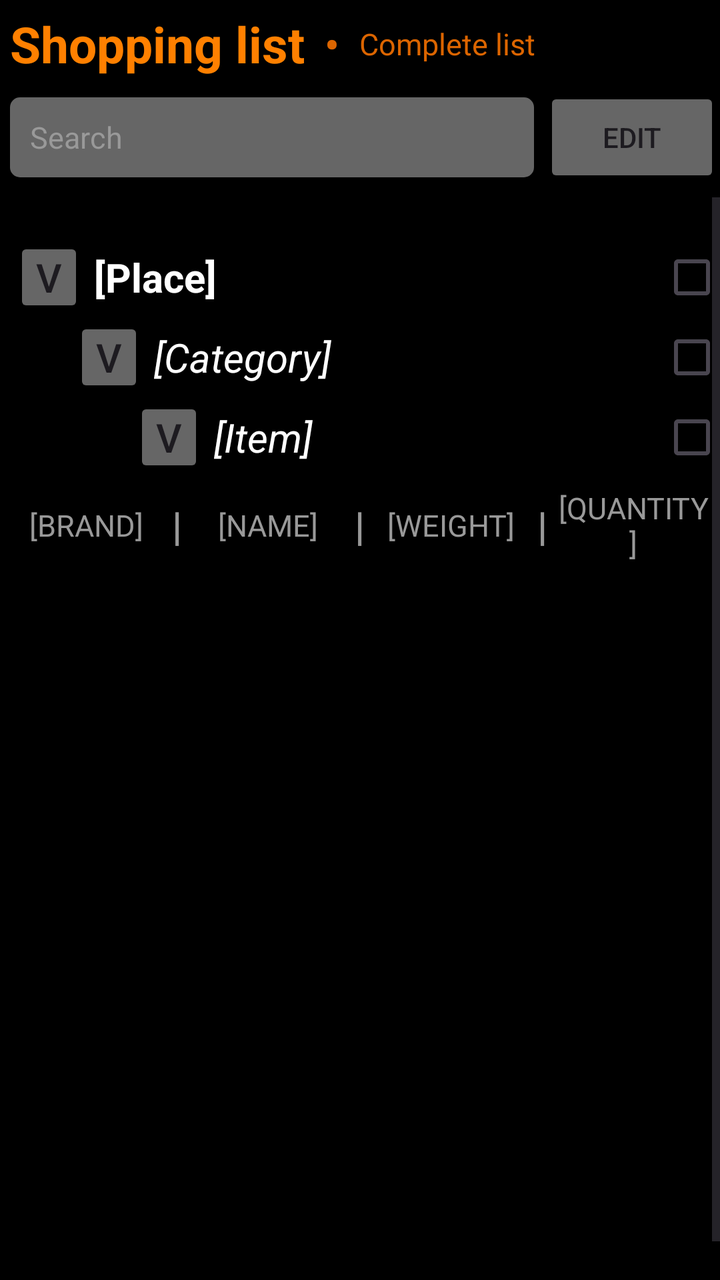
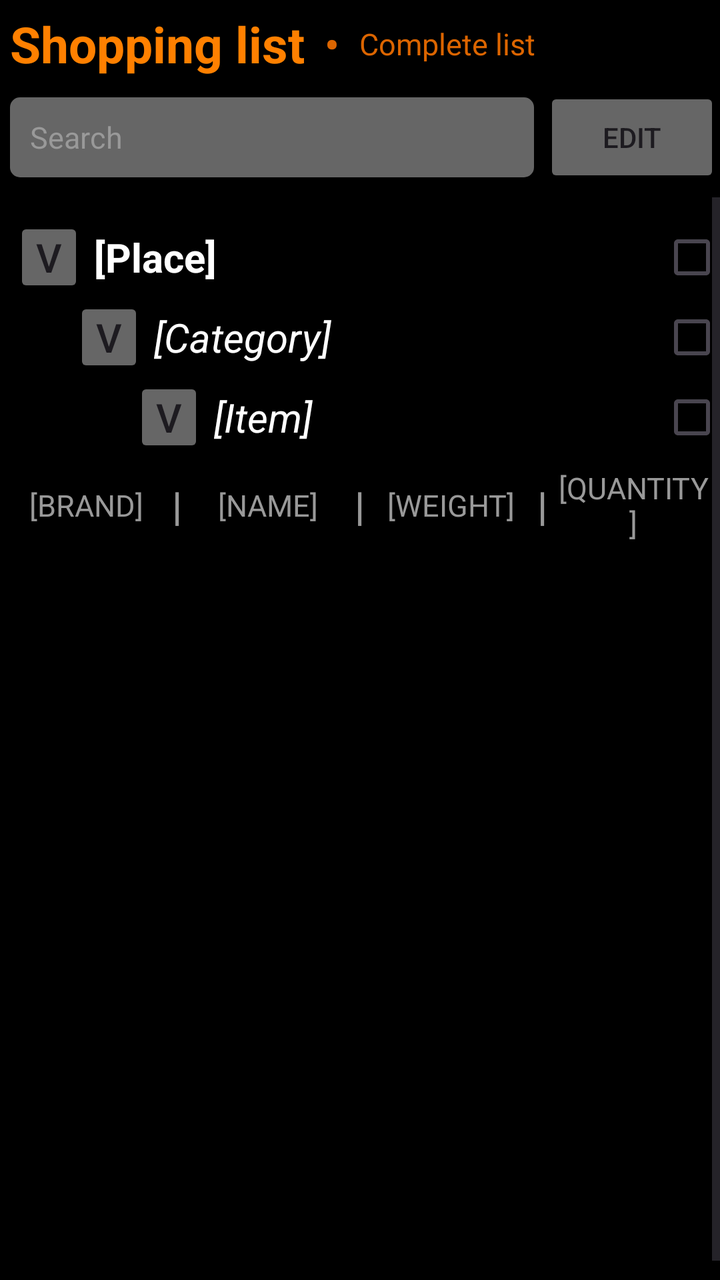

The first picture is an Android layout as it rendered before a commit; the second is the same layout after the commit. The layout source and the unified diff follow.
<!-- AndroidManifest.xml: application theme Theme.Money -->
<!-- res/layout/shopping.xml -->
<?xml version="1.0" encoding="utf-8"?>
<androidx.constraintlayout.widget.ConstraintLayout
    xmlns:android="http://schemas.android.com/apk/res/android"
    xmlns:app="http://schemas.android.com/apk/res-auto"
    android:layout_width="match_parent"
    android:layout_height="match_parent"
    android:background="@color/black">

    <LinearLayout
        android:id="@+id/top_section"

        android:gravity="start"
        android:layout_width="match_parent"
        android:layout_height="wrap_content"
        android:orientation="vertical"
        app:layout_constraintStart_toStartOf="parent"
        app:layout_constraintEnd_toEndOf="parent"
        app:layout_constraintTop_toTopOf="parent">

        <LinearLayout
            android:id="@+id/action_bar"
            android:gravity="center"
            android:layout_height="wrap_content"
            android:layout_width="wrap_content"
            android:orientation="horizontal"
            app:layout_constraintStart_toStartOf="parent"
            app:layout_constraintTop_toTopOf="parent">

            <TextView
                android:id="@+id/a_shopping"
                android:text="@string/a_shopping"

                android:layout_width="wrap_content"
                android:layout_height="wrap_content"
                android:padding="5dp"
                android:textColor="#ff8000"
                android:textSize="25sp"
                android:textStyle="bold"/>

            <TextView
                android:text="@string/a_separator"

                android:layout_height="wrap_content"
                android:layout_width="wrap_content"
                android:padding="5dp"
                android:textColor="#dc6500"
                android:textSize="20sp"
                android:textStyle="bold"/>

            <TextView
                android:id="@+id/a_complete"
                android:text="@string/a_complete"

                android:layout_height="wrap_content"
                android:layout_width="wrap_content"
                android:padding="5dp"
                android:textColor="#dc6500"
                android:textSize="15sp"
                android:clickable="true"
                android:focusable="true"/>
        </LinearLayout>

        <LinearLayout
            android:id="@+id/search_bar"

            android:gravity="center"
            android:layout_width="match_parent"
            android:layout_height="wrap_content"
            android:orientation="horizontal"
            android:paddingBottom="5dp">

            <EditText
                android:id="@+id/a_search"
                android:background="@drawable/search_background"
                android:hint="@string/a_search"

                android:layout_width="0dp"
                android:layout_height="40dp"
                android:layout_weight="1"
                android:layout_marginStart="5dp"
                android:layout_marginEnd="5dp"
                android:padding="10dp"
                android:importantForAutofill="no"
                android:inputType="text"
                android:textColorHint="#999999"
                android:textColor="#FFFFFF"
                android:textSize="15sp"/>

            <androidx.appcompat.widget.AppCompatButton
                android:id="@+id/c_edit"
                android:text="@string/c_edit"

                android:layout_width="wrap_content"
                android:layout_height="50dp"
                android:backgroundTint="#666666"/>
        </LinearLayout>
    </LinearLayout>

    <ScrollView
        android:id="@+id/scroll_view"

        android:layout_width="match_parent"
        android:layout_height="0dp"
        android:layout_marginTop="0dp"
        android:fillViewport="true"

        app:layout_constraintTop_toBottomOf="@id/top_section"
        app:layout_constraintBottom_toBottomOf="parent"
        app:layout_constraintStart_toStartOf="parent"
        app:layout_constraintEnd_toEndOf="parent">

        <LinearLayout
            android:id="@+id/scroll"

            android:layout_width="match_parent"
            android:layout_height="wrap_content"
            android:orientation="vertical"
            android:layout_marginTop="20dp"
            android:fillViewport="true"

            app:layout_constraintTop_toBottomOf="@id/top_section">


        <LinearLayout
                android:id="@+id/group"

                android:layout_width="match_parent"
                android:layout_height="wrap_content"
                android:orientation="vertical">

                <LinearLayout
                    android:id="@+id/place_section"

                    android:layout_width="match_parent"
                    android:layout_height="wrap_content"
                    android:orientation="vertical">

                    <LinearLayout
                        android:id="@+id/place_bar"

                        android:layout_width="match_parent"
                        android:layout_height="wrap_content"
                        android:orientation="horizontal"
                        android:layout_marginStart="7dp">

                        <androidx.appcompat.widget.AppCompatButton
                            android:id="@+id/a_p_expand"

                            android:layout_width="35dp"
                            android:layout_height="40dp"
                            android:backgroundTint="#666666"
                            android:text="@string/a_p_expand"
                            android:textSize="20sp"
                            android:textColor="#1d1b20"
                            android:padding="0dp"
                            android:insetTop="0dp"
                            android:insetBottom="0dp"
                            android:gravity="center" />

                        <TextView
                            android:id="@+id/a_p_name"
                            android:text="@string/a_p_name"

                            android:layout_width="wrap_content"
                            android:layout_height="wrap_content"
                            android:padding="5dp"
                            android:textColor="#FFFFFF"
                            android:textSize="20sp"
                            android:textStyle="bold"
                            android:layout_weight="1"/>

                        <androidx.appcompat.widget.AppCompatCheckBox
                            android:id="@+id/s_p_box"

                            android:layout_width="30dp"
                            android:layout_height="30dp"
                            android:backgroundTint="#666666"
                            android:textColor="#1d1b20"
                            android:padding="0dp"
                            android:insetTop="0dp"
                            android:insetBottom="0dp"
                            android:layout_gravity="center_vertical"
                            android:gravity="center"/>
                    </LinearLayout>
                </LinearLayout>

                <LinearLayout
                    android:id="@+id/category_section"

                    android:layout_width="match_parent"
                    android:layout_height="wrap_content"
                    android:orientation="vertical"
                    android:layout_marginStart="30dp">

                    <LinearLayout
                        android:id="@+id/category_bar"

                        android:layout_width="match_parent"
                        android:layout_height="wrap_content"
                        android:orientation="horizontal"
                        android:layout_marginStart="7dp">

                        <androidx.appcompat.widget.AppCompatButton
                            android:id="@+id/a_c_expand"

                            android:layout_width="35dp"
                            android:layout_height="40dp"
                            android:backgroundTint="#666666"
                            android:text="@string/a_c_expand"
                            android:textSize="20sp"
                            android:textColor="#1d1b20"
                            android:padding="0dp"
                            android:insetTop="0dp"
                            android:insetBottom="0dp"
                            android:gravity="center"/>

                        <TextView
                            android:id="@+id/a_c_name"
                            android:text="@string/a_c_name"

                            android:layout_width="wrap_content"
                            android:layout_height="wrap_content"
                            android:padding="5dp"
                            android:textColor="#FFFFFF"
                            android:textSize="20sp"
                            android:layout_weight="1"
                            android:textStyle="italic"/>

                        <androidx.appcompat.widget.AppCompatCheckBox
                            android:id="@+id/s_c_box"

                            android:layout_width="30dp"
                            android:layout_height="30dp"
                            android:backgroundTint="#666666"
                            android:textColor="#1d1b20"
                            android:padding="0dp"
                            android:insetTop="0dp"
                            android:insetBottom="0dp"
                            android:layout_gravity="center_vertical"
                            android:gravity="center"/>

                    </LinearLayout>
                </LinearLayout>

                <LinearLayout
                    android:id="@+id/item_section"

                    android:layout_width="match_parent"
                    android:layout_height="wrap_content"
                    android:orientation="vertical">

                    <LinearLayout
                        android:id="@+id/edit_item_bar"

                        android:layout_width="match_parent"
                        android:layout_height="wrap_content"
                        android:orientation="horizontal"
                        android:gravity="center_vertical"
                        android:layout_marginStart="60dp"/>

                    <LinearLayout
                        android:id="@+id/item_bar"

                        android:layout_width="match_parent"
                        android:layout_height="wrap_content"
                        android:orientation="horizontal"
                        android:layout_marginStart="67dp">

                        <androidx.appcompat.widget.AppCompatButton
                            android:id="@+id/a_i_expand"

                            android:layout_width="35dp"
                            android:layout_height="40dp"
                            android:backgroundTint="#666666"
                            android:text="@string/a_i_expand"
                            android:textSize="20sp"
                            android:textColor="#1d1b20"
                            android:padding="0dp"
                            android:insetTop="0dp"
                            android:insetBottom="0dp"
                            android:gravity="center"/>

                        <TextView
                            android:id="@+id/a_i_name"
                            android:text="@string/a_i_name"

                            android:layout_width="wrap_content"
                            android:layout_height="wrap_content"
                            android:padding="5dp"
                            android:textColor="#FFFFFF"
                            android:textSize="20sp"
                            android:layout_weight="1"
                            android:textStyle="italic"/>

                        <androidx.appcompat.widget.AppCompatCheckBox
                            android:id="@+id/s_i_box"

                            android:layout_width="30dp"
                            android:layout_height="30dp"
                            android:backgroundTint="#666666"
                            android:textColor="#1d1b20"
                            android:padding="0dp"
                            android:insetTop="0dp"
                            android:insetBottom="0dp"
                            android:layout_gravity="center_vertical"
                            android:gravity="center"/>
                    </LinearLayout>

                    <TableLayout
                        android:id="@+id/item_brand_bar"

                        android:layout_width="match_parent"
                        android:layout_height="wrap_content"
                        android:layout_gravity="center_horizontal"
                        android:stretchColumns="0,2,4,6">

                        <TableRow
                            android:gravity="center_vertical"
                            android:fillViewport="true"
                            app:layout_constraintTop_toBottomOf="@id/item_bar">

                            <TextView
                                android:id="@+id/a_b_brand"
                                android:text="@string/a_b_brand"

                                android:layout_width="0dp"
                                android:layout_height="wrap_content"
                                android:layout_weight="1"
                                android:padding="5dp"
                                android:gravity="center"
                                android:textColor="#999999"
                                android:textSize="15sp"/>

                            <TextView
                                android:text="@string/a_s2"

                                android:layout_width="wrap_content"
                                android:layout_height="wrap_content"
                                android:textColor="#999999"
                                android:textSize="20sp"
                                android:textStyle="bold"/>

                            <TextView
                                android:id="@+id/a_b_name"
                                android:text="@string/a_b_name"

                                android:layout_width="0dp"
                                android:layout_height="wrap_content"
                                android:layout_weight="1"
                                android:padding="5dp"
                                android:gravity="center"
                                android:textColor="#999999"
                                android:textSize="15sp"/>

                            <TextView
                                android:text="@string/a_s2"

                                android:layout_width="wrap_content"
                                android:layout_height="wrap_content"
                                android:textColor="#999999"
                                android:textSize="20sp"
                                android:textStyle="bold"/>

                            <TextView
                                android:id="@+id/a_b_weight"
                                android:text="@string/a_b_weight"

                                android:layout_width="0dp"
                                android:layout_height="wrap_content"
                                android:layout_weight="1"
                                android:padding="5dp"
                                android:gravity="center"
                                android:textColor="#999999"
                                android:textSize="15sp"/>

                            <TextView
                                android:text="@string/a_s2"

                                android:layout_width="wrap_content"
                                android:layout_height="wrap_content"
                                android:textColor="#999999"
                                android:textSize="20sp"
                                android:textStyle="bold"/>

                            <TextView
                                android:id="@+id/a_b_quantity"
                                android:text="@string/a_b_quantity"

                                android:layout_width="0dp"
                                android:layout_height="wrap_content"
                                android:layout_weight="1"
                                android:padding="5dp"
                                android:gravity="center"
                                android:textColor="#999999"
                                android:textSize="15sp"/>
                        </TableRow>
                    </TableLayout>
                </LinearLayout>
            </LinearLayout>
        </LinearLayout>
    </ScrollView>
</androidx.constraintlayout.widget.ConstraintLayout>
<!-- resources referenced by this layout -->
<resources>
  <color name="black">#FF000000</color>
  <!-- drawable search_background (drawable) -->
  <shape xmlns:android="http://schemas.android.com/apk/res/android">
      <solid android:color="#666666"/>
      <corners android:radius="5dp"/>
  <stroke
      android:color="#666666" />
  </shape>
  <string name="a_b_brand">       [BRAND]</string>
  <string name="a_b_name">        [NAME]</string>
  <string name="a_b_quantity">    [QUANTITY]</string>
  <string name="a_b_weight">      [WEIGHT]</string>
  <string name="a_c_expand">      v</string>
  <string name="a_c_name">        [Category]</string>
  <string name="a_complete">      Complete list</string>
  <string name="a_i_expand">      v</string>
  <string name="a_i_name">        [Item]</string>
  <string name="a_p_expand">      v</string>
  <string name="a_p_name">        [Place]</string>
  <string name="a_s2">            |</string>
  <string name="a_search">        Search</string>
  <string name="a_separator">     •</string>
  <string name="a_shopping">      Shopping list</string>
  <string name="c_edit">          Edit</string>
  <style name="Theme.Money" parent="Theme.Material3.DayNight.NoActionBar">
          
          <item name="colorPrimary">@color/purple_500</item>
          <item name="colorPrimaryVariant">@color/purple_700</item>
          <item name="colorOnPrimary">@color/white</item>
          
          <item name="colorSecondary">@color/teal_200</item>
          <item name="colorSecondaryVariant">@color/teal_700</item>
          <item name="colorOnSecondary">@color/black</item>
          
          <item name="android:statusBarColor">?attr/colorPrimaryVariant</item>
          
      </style>
  <color name="purple_500">#dc6500</color>
  <color name="purple_700">#dc6500</color>
  <color name="white">#FFFFFFFF</color>
  <color name="teal_200">#ff8000</color>
  <color name="teal_700">#ff8000</color>
</resources>

<!-- the commit's change to res/layout/shopping.xml (unified diff, before → after) -->
@@ -115,7 +115,7 @@
             android:layout_width="match_parent"
             android:layout_height="wrap_content"
             android:orientation="vertical"
-            android:layout_marginTop="20dp"
+            android:layout_marginTop="10dp"
             android:fillViewport="true"
 
             app:layout_constraintTop_toBottomOf="@id/top_section">
